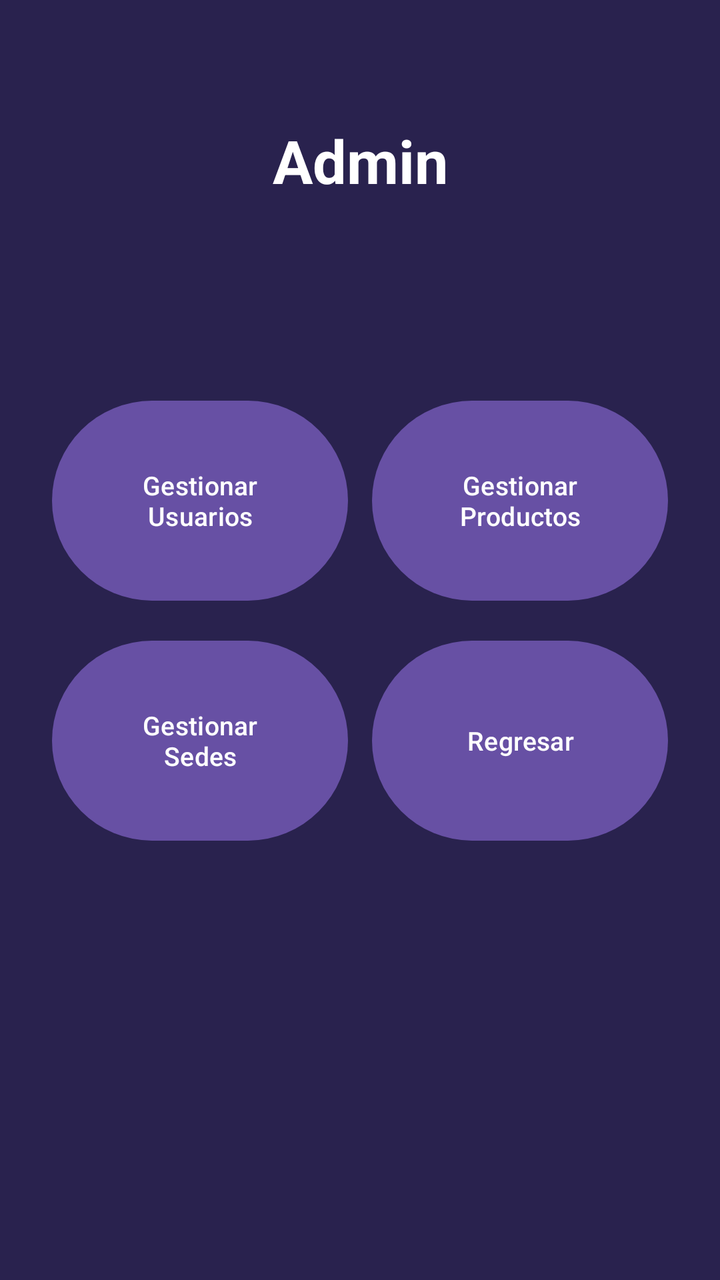
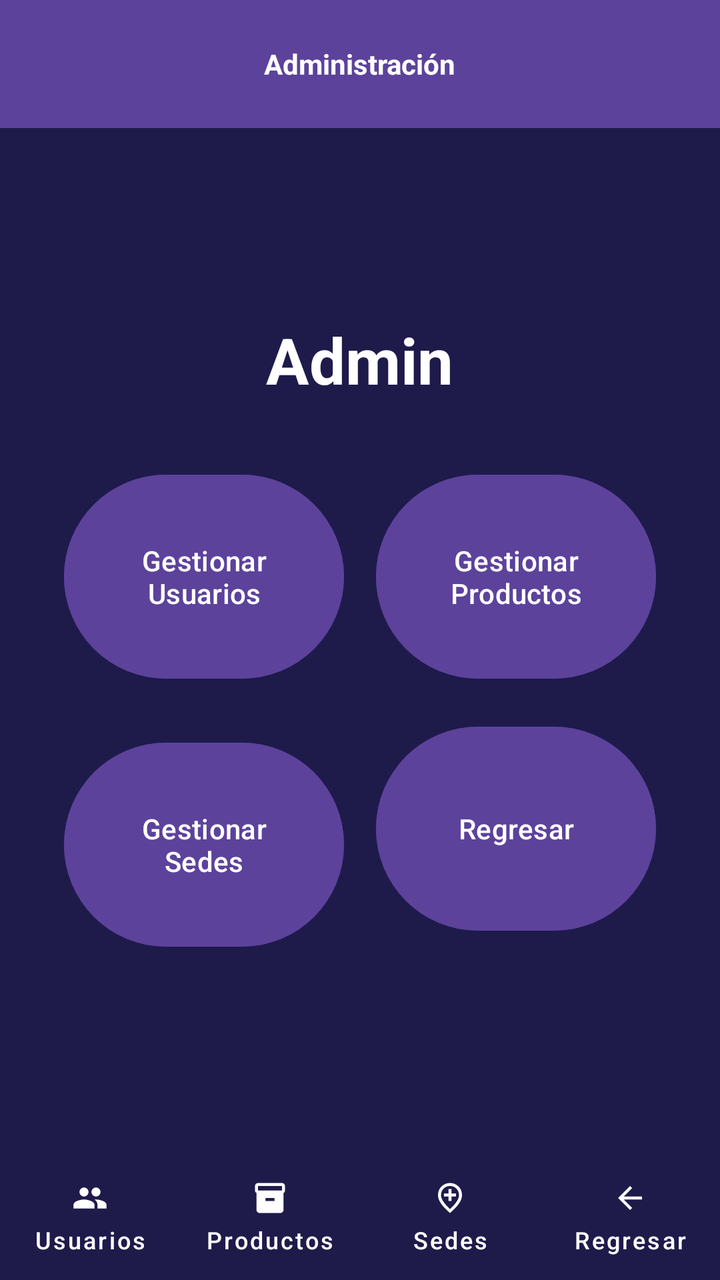

Before-and-after screenshots of an Android layout around one commit, followed by the original layout XML and the change that was made.
<!-- AndroidManifest.xml: application theme Theme.AlcamenProyectoFinal -->
<!-- res/layout/activity_frm_admin.xml -->
<?xml version="1.0" encoding="utf-8"?>
<androidx.constraintlayout.widget.ConstraintLayout xmlns:android="http://schemas.android.com/apk/res/android"
    xmlns:app="http://schemas.android.com/apk/res-auto"
    xmlns:tools="http://schemas.android.com/tools"
    android:id="@+id/main"
    android:background="#29224E"
    android:layout_width="match_parent"
    android:layout_height="match_parent"
    tools:context=".Vista.frmAdmin">

    <TextView
        android:id="@+id/textView4"
        android:layout_width="wrap_content"
        android:layout_height="wrap_content"
        android:textColor="#FFFFFF"
        android:text="Admin"
        android:textSize="30sp"
        android:textStyle="bold"
        android:layout_marginTop="60dp"
        app:layout_constraintEnd_toEndOf="parent"
        app:layout_constraintStart_toStartOf="parent"
        app:layout_constraintTop_toTopOf="parent" />

    <GridLayout
        android:layout_width="320dp" android:layout_height="240dp" android:columnCount="2"
        android:rowCount="2"
        app:layout_constraintBottom_toBottomOf="parent"
        app:layout_constraintEnd_toEndOf="parent"
        app:layout_constraintStart_toStartOf="parent"
        app:layout_constraintTop_toBottomOf="@+id/textView4"
        app:layout_constraintVertical_bias="0.3">

        <Button
            android:id="@+id/button5"
            android:layout_width="0dp"
            android:layout_height="0dp"
            android:layout_rowWeight="1"
            android:layout_columnWeight="1"
            android:layout_margin="6dp"
            android:onClick="btnGestionUsuarios"
            android:text="Gestionar\nUsuarios"
            android:textSize="13sp" />

        <Button
            android:id="@+id/button6"
            android:layout_width="0dp"
            android:layout_height="0dp"
            android:layout_rowWeight="1"
            android:layout_columnWeight="1"
            android:layout_margin="6dp"
            android:onClick="btnGestionProductos"
            android:text="Gestionar\nProductos"
            android:textSize="13sp" />

        <Button
            android:id="@+id/button65"
            android:layout_width="0dp"
            android:layout_height="0dp"
            android:layout_rowWeight="1"
            android:layout_columnWeight="1"
            android:layout_margin="6dp"
            android:onClick="btnGestionarSedes"
            android:text="Gestionar\nSedes"
            android:textSize="13sp" />

        <Button
            android:id="@+id/button9"
            android:layout_width="0dp"
            android:layout_height="0dp"
            android:layout_rowWeight="1"
            android:layout_columnWeight="1"
            android:layout_margin="6dp"
            android:onClick="btnRegresar"
            android:text="Regresar"
            android:textSize="13sp" />

    </GridLayout>

</androidx.constraintlayout.widget.ConstraintLayout>
<!-- resources referenced by this layout -->
<resources>
  <style name="Theme.AlcamenProyectoFinal" parent="Base.Theme.AlcamenProyectoFinal" />
  <style name="Base.Theme.AlcamenProyectoFinal" parent="Theme.Material3.DayNight.NoActionBar">
          
          
      </style>
</resources>

<!-- the commit's change to res/layout/activity_frm_admin.xml (unified diff, before → after) -->
@@ -1,79 +1,154 @@
 <?xml version="1.0" encoding="utf-8"?>
-<androidx.constraintlayout.widget.ConstraintLayout xmlns:android="http://schemas.android.com/apk/res/android"
+<RelativeLayout xmlns:android="http://schemas.android.com/apk/res/android"
     xmlns:app="http://schemas.android.com/apk/res-auto"
-    xmlns:tools="http://schemas.android.com/tools"
-    android:id="@+id/main"
-    android:background="#29224E"
     android:layout_width="match_parent"
     android:layout_height="match_parent"
-    tools:context=".Vista.frmAdmin">
+    android:id="@+id/main"
+    android:background="#1E1B4B">
 
-    <TextView
-        android:id="@+id/textView4"
-        android:layout_width="wrap_content"
-        android:layout_height="wrap_content"
-        android:textColor="#FFFFFF"
-        android:text="Admin"
-        android:textSize="30sp"
-        android:textStyle="bold"
-        android:layout_marginTop="60dp"
-        app:layout_constraintEnd_toEndOf="parent"
-        app:layout_constraintStart_toStartOf="parent"
-        app:layout_constraintTop_toTopOf="parent" />
+    <com.google.android.material.appbar.MaterialToolbar
+        android:id="@+id/headerAdmin"
+        android:layout_width="match_parent"
+        android:layout_height="?attr/actionBarSize"
+        android:layout_alignParentTop="true"
+        android:background="#5C429B"
+        app:title="Administración"
+        app:titleCentered="true"
+        app:titleTextColor="@android:color/white"
+        app:titleTextAppearance="@style/ToolbarTitleStyle" />
 
-    <GridLayout
-        android:layout_width="320dp" android:layout_height="240dp" android:columnCount="2"
-        android:rowCount="2"
-        app:layout_constraintBottom_toBottomOf="parent"
-        app:layout_constraintEnd_toEndOf="parent"
-        app:layout_constraintStart_toStartOf="parent"
-        app:layout_constraintTop_toBottomOf="@+id/textView4"
-        app:layout_constraintVertical_bias="0.3">
+    <LinearLayout
+        android:layout_width="match_parent"
+        android:layout_height="match_parent"
+        android:layout_below="@id/headerAdmin"
+        android:layout_above="@id/footerAdmin"
+        android:gravity="center"
+        android:orientation="vertical">
 
-        <Button
-            android:id="@+id/button5"
+        <TextView
+            android:layout_width="wrap_content"
+            android:layout_height="wrap_content"
+            android:layout_marginBottom="24dp"
+            android:text="Admin"
+            android:textColor="@android:color/white"
+            android:textSize="32sp"
+            android:textStyle="bold" />
+
+        <GridLayout
+            android:layout_width="wrap_content"
+            android:layout_height="wrap_content"
+            android:columnCount="2"
+            android:rowCount="2">
+
+            <Button
+                android:id="@+id/btnGestionarUsuarios"
+                android:layout_width="140dp"
+                android:layout_height="110dp"
+                android:layout_margin="8dp"
+                android:backgroundTint="#5C429B"
+                android:text="Gestionar\nUsuarios"
+                android:textColor="@android:color/white"/>
+
+            <Button
+                android:id="@+id/btnGestionarProductos"
+                android:layout_width="140dp"
+                android:layout_height="110dp"
+                android:layout_margin="8dp"
+                android:backgroundTint="#5C429B"
+                android:text="Gestionar\nProductos"
+                android:textColor="@android:color/white"/>
+
+            <Button
+                android:id="@+id/btnGestionarSedes"
+                android:layout_width="140dp"
+                android:layout_height="110dp"
+                android:layout_margin="8dp"
+                android:backgroundTint="#5C429B"
+                android:text="Gestionar\nSedes"
+                android:textColor="@android:color/white"/>
+
+            <Button
+                android:id="@+id/btnRegresarCentral"
+                android:layout_width="140dp"
+                android:layout_height="110dp"
+                android:layout_margin="8dp"
+                android:backgroundTint="#5C429B"
+                android:text="Regresar"
+                android:textColor="@android:color/white"/>
+
+        </GridLayout>
+
+    </LinearLayout>
+
+    <LinearLayout
+        android:id="@+id/footerAdmin"
+        android:layout_width="match_parent"
+        android:layout_height="60dp"
+        android:layout_alignParentBottom="true"
+        android:background="#1E1B4B"
+        android:gravity="center_vertical"
+        android:orientation="horizontal">
+
+        <com.google.android.material.button.MaterialButton
+            android:id="@+id/btnUsuarios"
+            style="@style/Widget.MaterialComponents.Button.TextButton"
             android:layout_width="0dp"
-            android:layout_height="0dp"
-            android:layout_rowWeight="1"
-            android:layout_columnWeight="1"
-            android:layout_margin="6dp"
-            android:onClick="btnGestionUsuarios"
-            android:text="Gestionar\nUsuarios"
-            android:textSize="13sp" />
+            android:layout_height="match_parent"
+            android:layout_weight="1"
+            android:text="Usuarios"
+            android:textColor="@android:color/white"
+            android:textSize="12sp"
+            app:icon="@drawable/ic_people"
+            app:iconGravity="top"
+            app:iconPadding="2dp"
+            app:iconTint="@android:color/white"
+            app:textAllCaps="false" />
 
-        <Button
-            android:id="@+id/button6"
+        <com.google.android.material.button.MaterialButton
+            android:id="@+id/btnProductos"
+            style="@style/Widget.MaterialComponents.Button.TextButton"
             android:layout_width="0dp"
-            android:layout_height="0dp"
-            android:layout_rowWeight="1"
-            android:layout_columnWeight="1"
-            android:layout_margin="6dp"
-            android:onClick="btnGestionProductos"
-            android:text="Gestionar\nProductos"
-            android:textSize="13sp" />
+            android:layout_height="match_parent"
+            android:layout_weight="1"
+            android:text="Productos"
+            android:textColor="@android:color/white"
+            android:textSize="12sp"
+            app:icon="@drawable/ic_inventory"
+            app:iconGravity="top"
+            app:iconPadding="2dp"
+            app:iconTint="@android:color/white"
+            app:textAllCaps="false" />
 
-        <Button
-            android:id="@+id/button65"
+        <com.google.android.material.button.MaterialButton
+            android:id="@+id/btnSedes"
+            style="@style/Widget.MaterialComponents.Button.TextButton"
             android:layout_width="0dp"
-            android:layout_height="0dp"
-            android:layout_rowWeight="1"
-            android:layout_columnWeight="1"
-            android:layout_margin="6dp"
-            android:onClick="btnGestionarSedes"
-            android:text="Gestionar\nSedes"
-            android:textSize="13sp" />
+            android:layout_height="match_parent"
+            android:layout_weight="1"
+            android:text="Sedes"
+            android:textColor="@android:color/white"
+            android:textSize="12sp"
+            app:icon="@drawable/ic_location_city"
+            app:iconGravity="top"
+            app:iconPadding="2dp"
+            app:iconTint="@android:color/white"
+            app:textAllCaps="false" />
 
-        <Button
-            android:id="@+id/button9"
+        <com.google.android.material.button.MaterialButton
+            android:id="@+id/btnRegresar"
+            style="@style/Widget.MaterialComponents.Button.TextButton"
             android:layout_width="0dp"
-            android:layout_height="0dp"
-            android:layout_rowWeight="1"
-            android:layout_columnWeight="1"
-            android:layout_margin="6dp"
-            android:onClick="btnRegresar"
+            android:layout_height="match_parent"
+            android:layout_weight="1"
             android:text="Regresar"
-            android:textSize="13sp" />
+            android:textColor="@android:color/white"
+            android:textSize="12sp"
+            app:icon="@drawable/ic_arrow_back"
+            app:iconGravity="top"
+            app:iconPadding="2dp"
+            app:iconTint="@android:color/white"
+            app:textAllCaps="false" />
 
-    </GridLayout>
+    </LinearLayout>
 
-</androidx.constraintlayout.widget.ConstraintLayout>
+</RelativeLayout>
<!-- resource entries referenced after the edit -->
@@ -1,5 +1,33 @@
 <!-- resources referenced by this layout -->
 <resources>
+  <!-- drawable ic_arrow_back (drawable) -->
+  <vector xmlns:android="http://schemas.android.com/apk/res/android" android:autoMirrored="true" android:height="24dp" android:tint="#000000" android:viewportHeight="960" android:viewportWidth="960" android:width="24dp">
+        
+      <path android:fillColor="@android:color/white" android:pathData="M313,520L537,744L480,800L160,480L480,160L537,216L313,440L800,440L800,520L313,520Z"/>
+      
+  </vector>
+  <!-- drawable ic_inventory (drawable) -->
+  <vector xmlns:android="http://schemas.android.com/apk/res/android" android:height="24dp" android:tint="#000000" android:viewportHeight="24" android:viewportWidth="24" android:width="24dp">
+        
+      <path android:fillColor="@android:color/white" android:pathData="M20,2L4,2c-1,0 -2,0.9 -2,2v3.01c0,0.72 0.43,1.34 1,1.69L3,20c0,1.1 1.1,2 2,2h14c0.9,0 2,-0.9 2,-2L21,8.7c0.57,-0.35 1,-0.97 1,-1.69L22,4c0,-1.1 -1,-2 -2,-2zM15,14L9,14v-2h6v2zM20,7L4,7L4,4l16,-0.02L20,7z"/>
+      
+  </vector>
+  <!-- drawable ic_location_city (drawable) -->
+  <vector xmlns:android="http://schemas.android.com/apk/res/android" android:height="24dp" android:tint="#000000" android:viewportHeight="960" android:viewportWidth="960" android:width="24dp">
+        
+      <path android:fillColor="@android:color/white" android:pathData="M440,560L520,560L520,440L640,440L640,360L520,360L520,240L440,240L440,360L320,360L320,440L440,440L440,560ZM480,774Q602,662 661,570.5Q720,479 720,408Q720,299 650.5,229.5Q581,160 480,160Q379,160 309.5,229.5Q240,299 240,408Q240,479 299,570.5Q358,662 480,774ZM480,880Q319,743 239.5,625.5Q160,508 160,408Q160,258 256.5,169Q353,80 480,80Q607,80 703.5,169Q800,258 800,408Q800,508 720.5,625.5Q641,743 480,880ZM480,400Q480,400 480,400Q480,400 480,400Q480,400 480,400Q480,400 480,400Q480,400 480,400Q480,400 480,400Q480,400 480,400Q480,400 480,400Z"/>
+      
+  </vector>
+  <!-- drawable ic_people (drawable) -->
+  <vector xmlns:android="http://schemas.android.com/apk/res/android" android:height="24dp" android:tint="#000000" android:viewportHeight="24" android:viewportWidth="24" android:width="24dp">
+        
+      <path android:fillColor="@android:color/white" android:pathData="M16,11c1.66,0 2.99,-1.34 2.99,-3S17.66,5 16,5c-1.66,0 -3,1.34 -3,3s1.34,3 3,3zM8,11c1.66,0 2.99,-1.34 2.99,-3S9.66,5 8,5C6.34,5 5,6.34 5,8s1.34,3 3,3zM8,13c-2.33,0 -7,1.17 -7,3.5L1,19h14v-2.5c0,-2.33 -4.67,-3.5 -7,-3.5zM16,13c-0.29,0 -0.62,0.02 -0.97,0.05 1.16,0.84 1.97,1.97 1.97,3.45L17,19h6v-2.5c0,-2.33 -4.67,-3.5 -7,-3.5z"/>
+      
+  </vector>
+  <style name="ToolbarTitleStyle">
+          <item name="android:textStyle">bold</item>
+          <item name="android:fontFamily">sans-serif</item>
+      </style>
   <style name="Theme.AlcamenProyectoFinal" parent="Base.Theme.AlcamenProyectoFinal" />
   <style name="Base.Theme.AlcamenProyectoFinal" parent="Theme.Material3.DayNight.NoActionBar">
           
